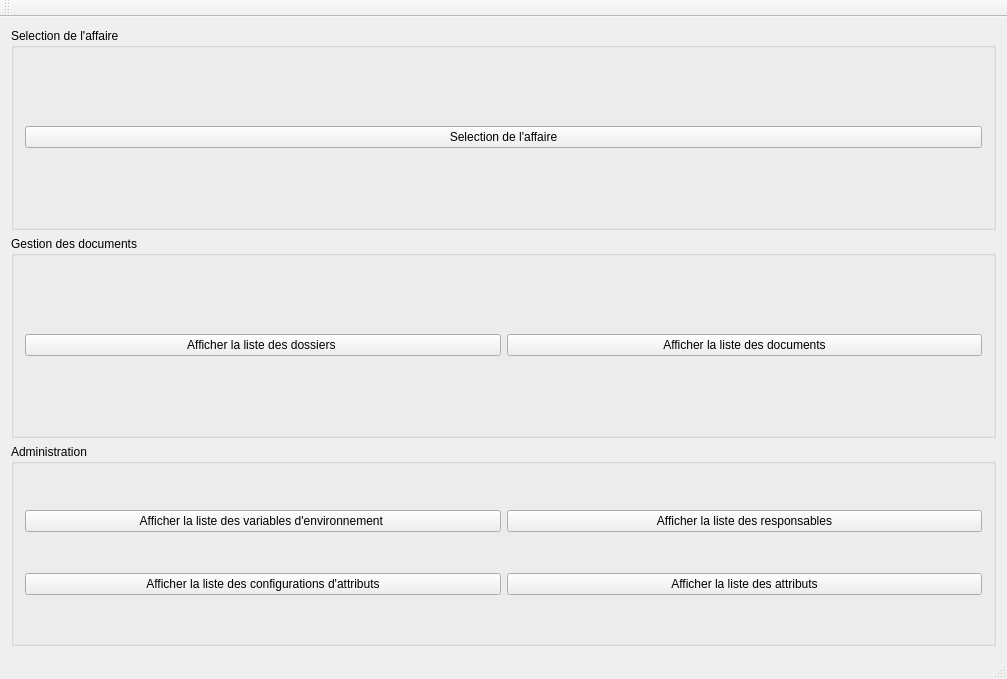
Old version of the form mainwindow.ui in the repository obourat/MimosaNG.
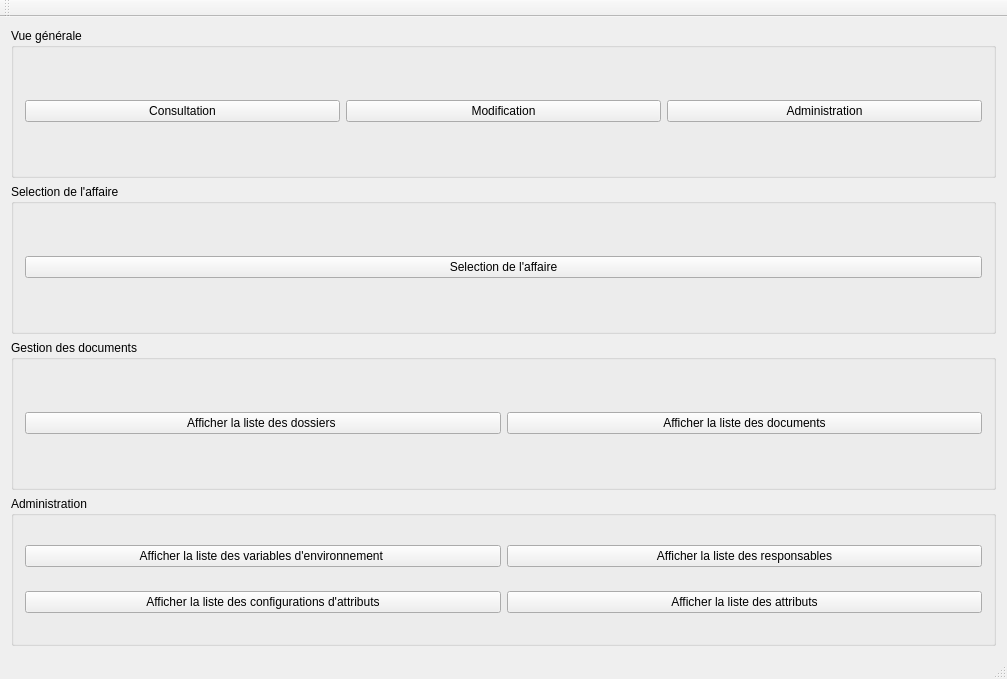
New version of the form.

The edit to the form file:
```diff
--- a/mainwindow.ui
+++ b/mainwindow.ui
@@ -15,12 +15,42 @@
   </property>
   <widget class="QWidget" name="centralWidget">
    <layout class="QVBoxLayout" name="verticalLayout_2">
+    <item>
+     <widget class="QGroupBox" name="userAutorizationGroupbox">
+      <property name="title">
+       <string>Vue générale</string>
+      </property>
+      <layout class="QHBoxLayout" name="horizontalLayout_3">
+       <item>
+        <widget class="QPushButton" name="consultationButton">
+         <property name="text">
+          <string>Consultation</string>
+         </property>
+        </widget>
+       </item>
+       <item>
+        <widget class="QPushButton" name="modificationButton">
+         <property name="text">
+          <string>Modification</string>
+         </property>
+        </widget>
+       </item>
+       <item>
+        <widget class="QPushButton" name="adminButton">
+         <property name="text">
+          <string>Administration</string>
+         </property>
+        </widget>
+       </item>
+      </layout>
+     </widget>
+    </item>
     <item>
      <widget class="QGroupBox" name="caseSelectionGroupBox">
       <property name="title">
        <string>Selection de l'affaire</string>
       </property>
-      <layout class="QVBoxLayout" name="verticalLayout">
+      <layout class="QHBoxLayout" name="horizontalLayout_2">
        <item>
         <widget class="QPushButton" name="caseSelectionButton">
          <property name="text">
```
Left out of the diff: 10 changed lines with no effect on the pictures.
